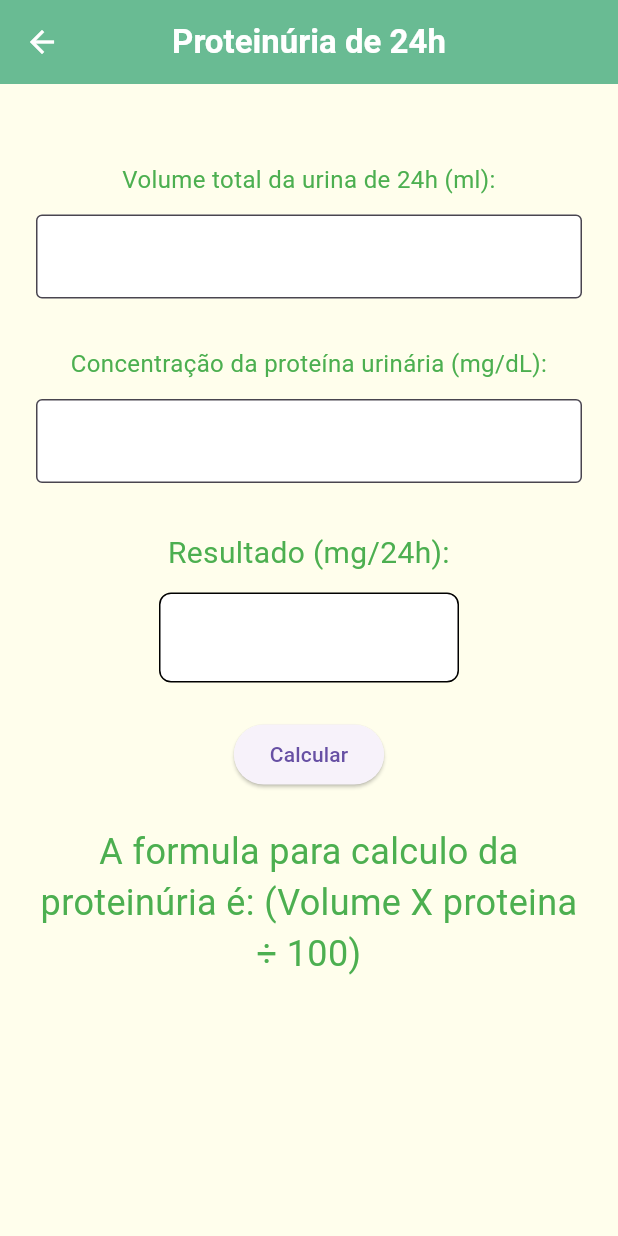
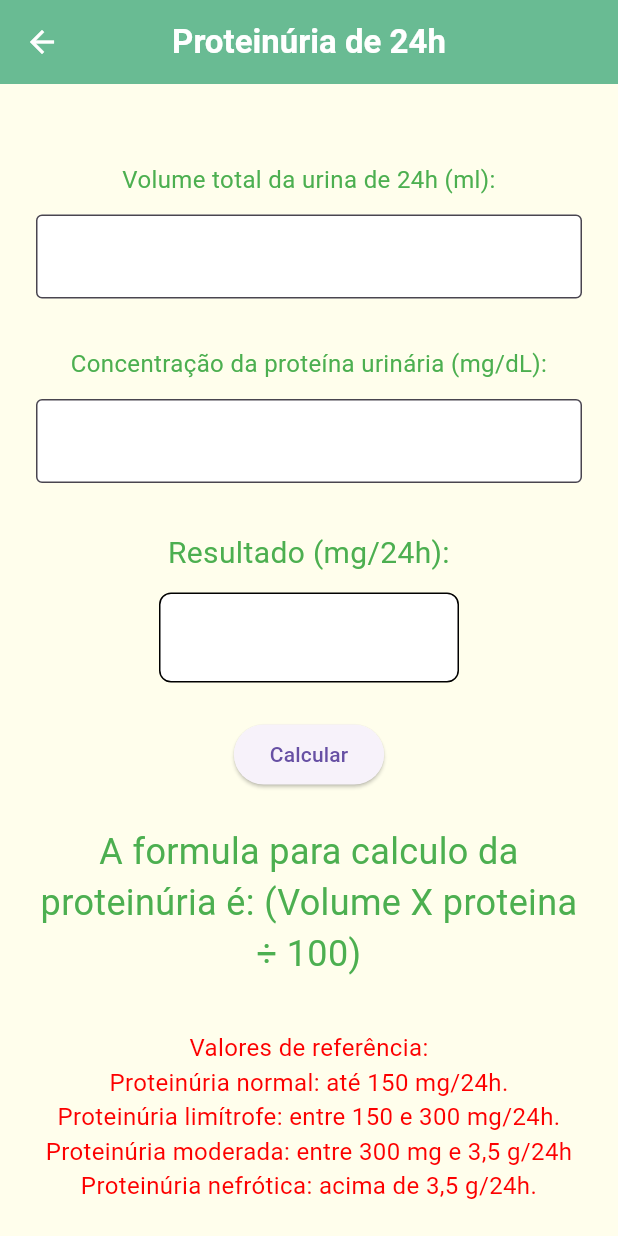
Before and after one commit to JonanthanDom/LabCalc, a Flutter app: the Proteinuria24hPage screen opened by its route, on a phone screen of 412 x 824 dp. Run offline on Flutter 3.47's test engine with Material 3 defaults, Android fonts, the phone set to English and light mode, and no system bars.

Commit message:
adicionados valores de referência para rpc e proteinúria

```diff
--- a/lib/telas/Proteinuria24h.dart
+++ b/lib/telas/Proteinuria24h.dart
@@ -109,8 +109,16 @@ class _Proteinuria24hPageState extends State<Proteinuria24hPage> {
 
             const SizedBox(height: 24),
             const Text(
-              'A formula para calculo da proteinúria é: (Volume X proteina ÷ 100)',
+              'A formula para calculo da proteinúria é: (Volume X proteina ÷ 100)\n',
               style: TextStyle(fontSize: 24, color: Colors.green),
+              textAlign: TextAlign.center,
+            ),
+            const Text(
+              'Valores de referência: \nProteinúria normal: até 150 mg/24h. \nProteinúria limítrofe: entre 150 e 300 mg/24h. \nProteinúria moderada: entre 300 mg e 3,5 g/24h \nProteinúria nefrótica: acima de 3,5 g/24h. ',
+              style: TextStyle(
+                fontSize: 16,
+                color: Color.fromARGB(255, 252, 0, 0),
+              ),
               textAlign: TextAlign.center,
             ),
           ],
--- a/lib/telas/fio2.dart
+++ b/lib/telas/fio2.dart
@@ -95,7 +95,7 @@ class _Fio2PageState extends State<Fio2Page> {
             ElevatedButton(onPressed: _calcular, child: const Text('Calcular')),
             const SizedBox(height: 24),
             const Text(
-              'A fórmula para o cálcular o FiO2 é: (Volume X 4 + 21)',
+              ' A fórmula para o cálcular o FiO2 é: (Volume X 4 + 21)',
               style: TextStyle(fontSize: 24, color: Colors.green),
               textAlign: TextAlign.center,
             ),
```
Also changed, not shown: lib/telas/rpc.dart (+9 -1 lines).
